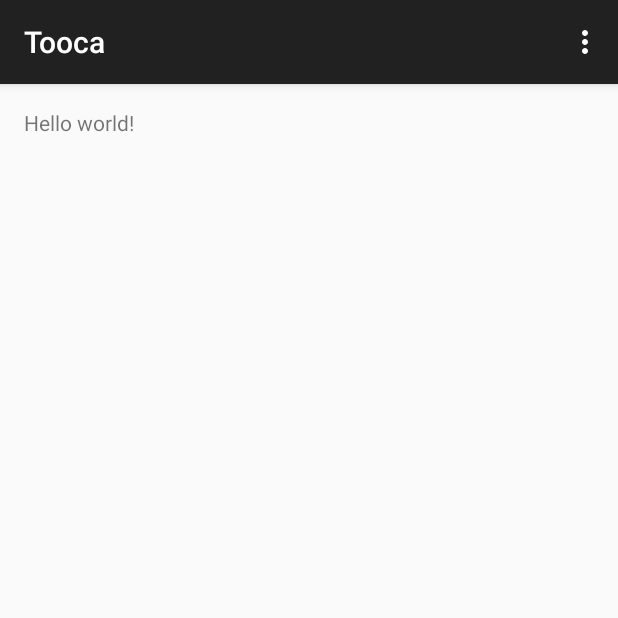
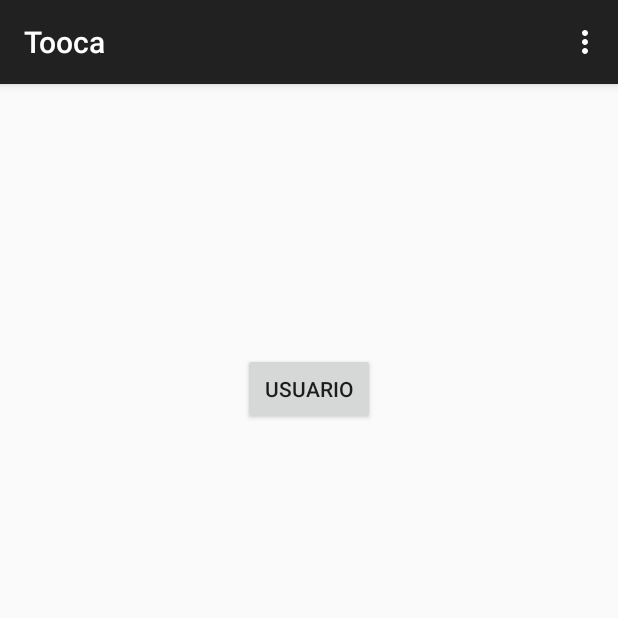
Before and after one commit to Yanir19/Tooca, an Android app: the screen it shows after launch (MainActivity), on a phone screen of 412 x 824 dp, the top half of it. Run offline under Robolectric (Android 15) with nearby library versions, the light colour scheme and no system bars.

Commit message:
Nuevos datos subidos por yanir, base de datos y introduccion de datos de usuario.

```diff
--- a/app/src/main/AndroidManifest.xml
+++ b/app/src/main/AndroidManifest.xml
@@ -16,6 +16,10 @@
                 <category android:name="android.intent.category.LAUNCHER" />
             </intent-filter>
         </activity>
+        <activity
+            android:name=".Datos_Usuario_Activity"
+            android:label="@string/title_activity_datos__usuario_" >
+        </activity>
     </application>
 
 </manifest>
--- /dev/null
+++ b/app/src/main/java/com/example/yanir/tooca/BdHelper.java
@@ -0,0 +1,29 @@
+package com.example.yanir.tooca;
+
+import android.content.Context;
+import android.database.sqlite.SQLiteDatabase;
+import android.database.sqlite.SQLiteOpenHelper;
+
+/**
+ * Created by Yanir on 24-03-2015.
+ */
+public class BdHelper extends SQLiteOpenHelper {
+
+    private static final String Nombre_BD = "Tooca.sqlite";
+    private static final int BD_VERSION_ESQUEMA = 1;
+
+    public BdHelper(Context context) {
+        super(context, Nombre_BD, null, BD_VERSION_ESQUEMA);
+    }
+
+    @Override
+    public void onCreate(SQLiteDatabase db) {
+
+        db.execSQL(Manejador_BD.Tabla_Usuario);
+    }
+
+    @Override
+    public void onUpgrade(SQLiteDatabase db, int oldVersion, int newVersion) {
+
+    }
+}
--- a/app/src/main/java/com/example/yanir/tooca/MainActivity.java
+++ b/app/src/main/java/com/example/yanir/tooca/MainActivity.java
@@ -1,19 +1,43 @@
 package com.example.yanir.tooca;
 
+import android.database.sqlite.SQLiteDatabase;
+import android.database.sqlite.SQLiteOpenHelper;
 import android.support.v7.app.ActionBarActivity;
 import android.os.Bundle;
 import android.view.Menu;
 import android.view.MenuItem;
+import android.view.View;
+import android.widget.Button;
+import android.widget.EditText;
+import android.content.Intent;
+import android.widget.Button;
 
 
 public class MainActivity extends ActionBarActivity {
+
+    private Button UsuarioBtn;
+
 
     @Override
     protected void onCreate(Bundle savedInstanceState) {
         super.onCreate(savedInstanceState);
         setContentView(R.layout.activity_main);
+        Manejador_BD BD = new Manejador_BD(this);
+
+        //Evento al hacer click en el boton de usuario
+        UsuarioBtn = (Button)findViewById(R.id.UsuarioBtn);
+
+        UsuarioBtn.setOnClickListener(new View.OnClickListener() {
+            @Override
+            public void onClick(View v) {
+                Intent intent = new Intent(MainActivity.this, Datos_Usuario_Activity.class);
+                System.out.println("Voy a la nueva vista");
+                //Iniciamos la nueva actividad
+                startActivity(intent);
+            }
+        });
+
     }
-
 
     @Override
     public boolean onCreateOptionsMenu(Menu menu) {
@@ -36,4 +60,6 @@ public class MainActivity extends ActionBarActivity {
 
         return super.onOptionsItemSelected(item);
     }
+
+
 }
--- /dev/null
+++ b/app/src/main/java/com/example/yanir/tooca/Manejador_BD.java
@@ -0,0 +1,77 @@
+package com.example.yanir.tooca;
+
+import android.content.ContentValues;
+import android.content.Context;
+import android.database.Cursor;
+import android.database.sqlite.SQLiteDatabase;
+
+/**
+ * Created by Yanir on 24-03-2015.
+ */
+public class Manejador_BD {
+
+        public static final String Nombre_Tabla = "usuarios";
+
+        // Codigo SQLite para la creacion de la tabla usuario;
+        public static final  String Tabla_Usuario = " create table usuarios ( "
+                + " id " + "  integer primary key autoincrement,  "
+                + "nombre " + " text not null, "
+                + "apellido " + " text not null, "
+                + "fecha " + " date not null, "
+                + "Direccion1 " + " text not null, "
+                + "Direccion2 " + " text not null );" ;
+
+        private BdHelper helper ;
+        private SQLiteDatabase BD ;
+
+        // Constructor de la base de datos.
+        public Manejador_BD(Context context) {
+            helper = new BdHelper(context);
+            BD = helper.getWritableDatabase();
+        }
+
+
+
+
+    // Funcion para insertar valores a las tablas de la base de datos.
+        public void Query (String codigo) {
+            BD.execSQL(codigo);
+        }
+
+        //Funcion para realiza consultas en la base de datos
+        public void Cargar_DDatos (String consulta){
+            System.out.println("Estoy entrando a cargar los datos");
+            System.out.println("Voy a cargar: " + consulta);
+            BD.execSQL(consulta);
+        }
+
+
+
+        /* Funciones de manejo de base de datos de Android si acaso se necesitan
+        //Genera el contenedor de los valores a insertar en una tupla de una tabla
+        private ContentValues generarContentValues(String nombre, String apellido, String fecha){
+            ContentValues valores = new ContentValues();
+            valores.put(Nombre, nombre);
+            valores.put(Apellido, apellido);
+            valores.put(Fecha, fecha);
+            return valores;
+        }
+
+        // Funcion para insertar valores a las tablas de la base de datos.
+        public void insertar (String codigo) {
+            BD.execSQL(codigo);
+        }
+
+
+        // Funcion para eliminar tuplas a las tablas de la base de datos.
+        public void elimnar (String nombre) {
+            BD.delete(Nombre_Tabla, Nombre + " = ?", new String[]{nombre});
+        }
+
+        // Funcion para modificar tuplas a las tablas de la base de datos.
+        public void modificar (String nombre, String apellido, String fecha) {
+            BD.update(Nombre_Tabla, generarContentValues(nombre,apellido,fecha), Nombre + " = ?",new String[]{nombre}  );
+        }
+
+        */
+}
--- a/app/src/main/res/layout/activity_main.xml
+++ b/app/src/main/res/layout/activity_main.xml
@@ -1,11 +1,16 @@
-<RelativeLayout xmlns:android="http://schemas.android.com/apk/res/android"
-    xmlns:tools="http://schemas.android.com/tools" android:layout_width="match_parent"
-    android:layout_height="match_parent" android:paddingLeft="@dimen/activity_horizontal_margin"
-    android:paddingRight="@dimen/activity_horizontal_margin"
-    android:paddingTop="@dimen/activity_vertical_margin"
-    android:paddingBottom="@dimen/activity_vertical_margin" tools:context=".MainActivity">
+<RelativeLayout
 
-    <TextView android:text="@string/hello_world" android:layout_width="wrap_content"
-        android:layout_height="wrap_content" />
+    xmlns:android="http://schemas.android.com/apk/res/android"
+    android:layout_width="match_parent"
+    android:layout_height="match_parent" >
+
+    <Button
+        android:layout_width="wrap_content"
+        android:layout_height="wrap_content"
+        android:text="Usuario"
+        android:id="@+id/UsuarioBtn"
+        android:layout_marginTop="179dp"
+        android:layout_alignParentTop="true"
+        android:layout_centerHorizontal="true" />
 
 </RelativeLayout>
--- a/app/src/main/res/values/strings.xml
+++ b/app/src/main/res/values/strings.xml
@@ -3,4 +3,5 @@
 
     <string name="hello_world">Hello world!</string>
     <string name="action_settings">Settings</string>
+    <string name="title_activity_datos__usuario_">Datos personales</string>
 </resources>
```
Also changed, not shown: app/src/main/java/com/example/yanir/tooca/Datos_Usuario_Activity.java (added, +75 -0 lines), app/src/main/res/layout-land/activity_datos__usuario_.xml (added, +62 -0 lines), app/src/main/res/layout/activity_datos__usuario_.xml (added, +63 -0 lines), app/src/main/res/menu/menu_datos__usuario_.xml (added, +7 -0 lines), app/src/main/res/menu/menu_main_activity2.xml (added, +7 -0 lines), app/src/main/res/menu/menu_saludo_activty.xml (added, +7 -0 lines).
